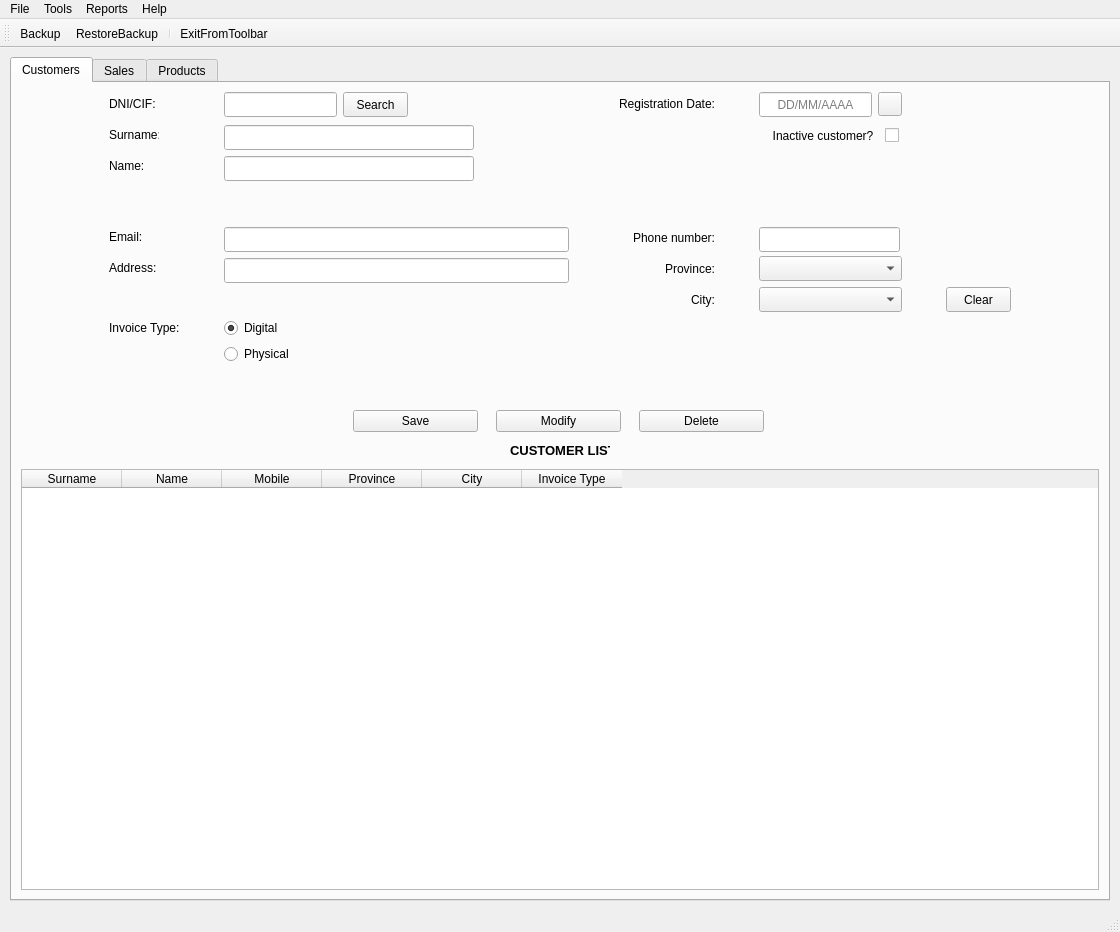
The window that templates/window.ui (MMSS99/DI_Proyecto) describes before a commit, drawn with Qt 5.
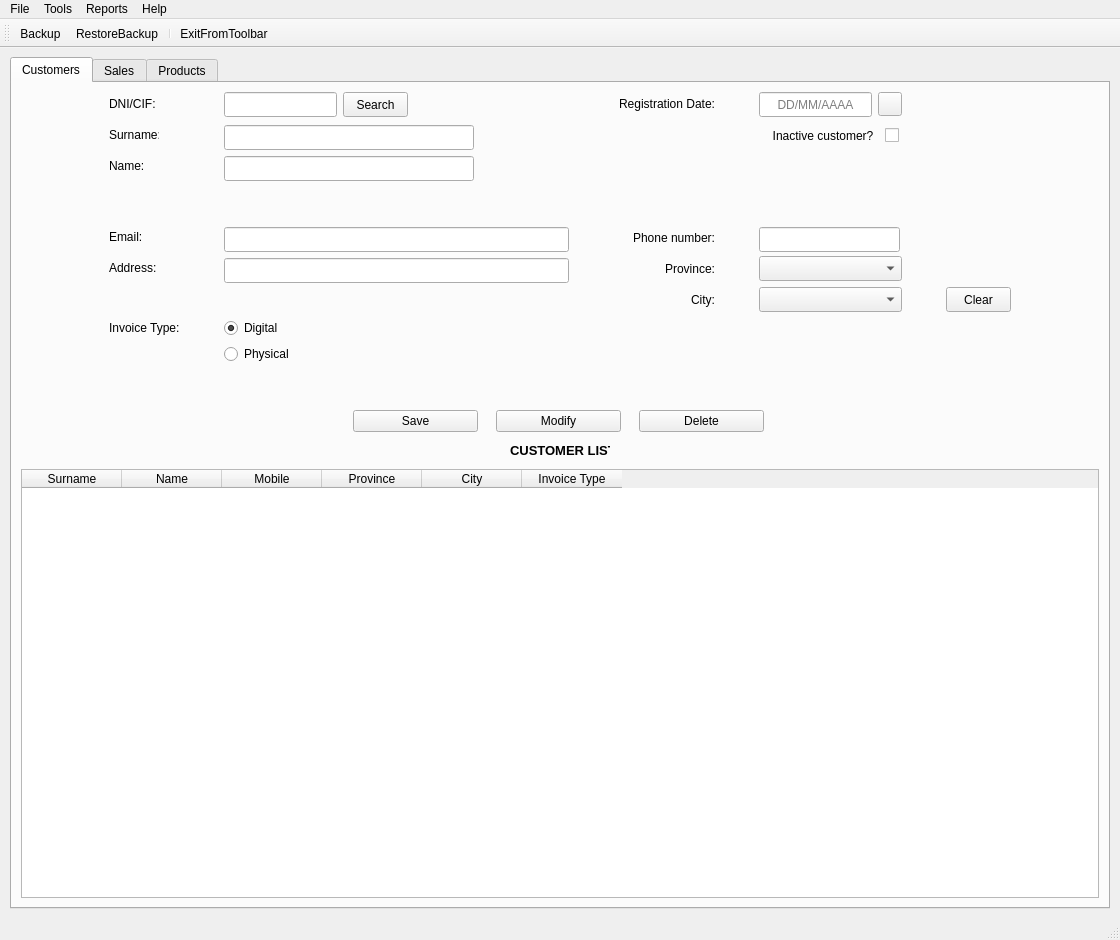
The same window after the commit. The open tabs and pages were chosen to show the change. Icons and pictures are not drawn.

What changed in the file:
```diff
--- a/templates/window.ui
+++ b/templates/window.ui
@@ -7,7 +7,7 @@
     <x>0</x>
     <y>0</y>
     <width>1120</width>
-    <height>932</height>
+    <height>940</height>
    </rect>
   </property>
   <property name="windowTitle">
```
Left out of the diff: 103 changed lines with no effect on the pictures.
